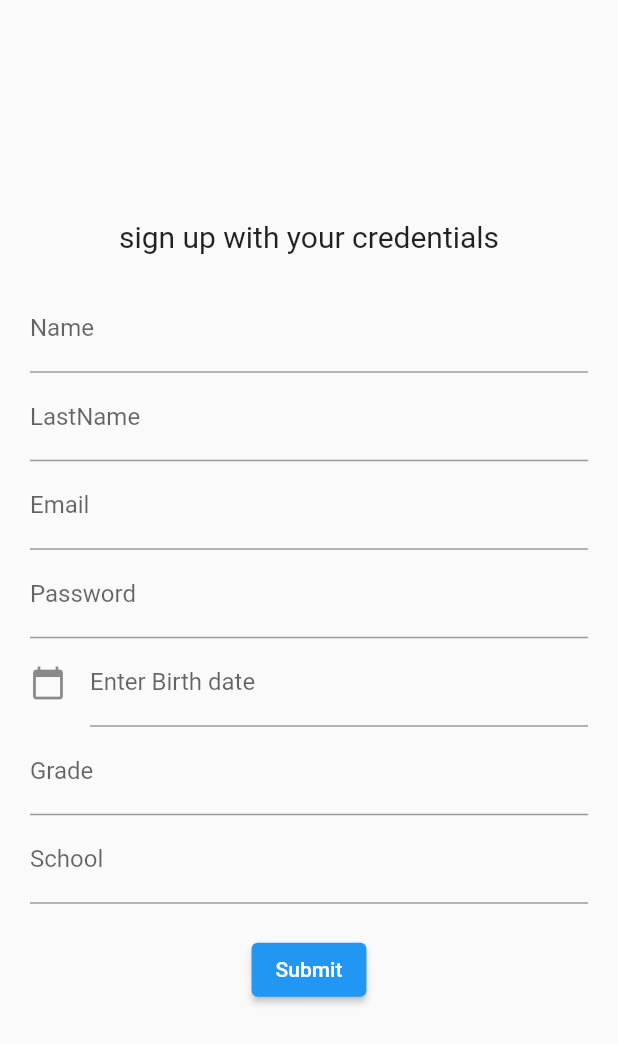
After one commit to MarioDzA/f_proyecto, a Flutter app: the SignUpPage screen opened directly, after a tap on "Submit", on a phone screen of 412 x 824 dp. The commit adds this screen. Shown: the top 1044 px of the screen. Run offline on Flutter 3.47's test engine with Material 2 defaults, Android fonts, the phone set to English and light mode, and no system bars; our stand-ins replace get, loggy, shared_preferences; accounts and stored records are empty; network calls fail.

Commit message:
Setting login and signup and using localshare to store user values

```diff
--- a/lib/domain/model/user_model.dart
+++ b/lib/domain/model/user_model.dart
@@ -38,15 +38,15 @@ class User {
         birthday: json["birthday"] ?? "somebirthday",
         grade: json["grade"] ?? "somegrade",
         school: json["school"] ?? "someschool",
-        score: json["score"] ?? "somescore",
+        score: json["score"] ?? 100000,
       );
 
   Map<String, dynamic> toJson() => {
-        "id": id ?? 0,
+        "id": id,
         "firstName": firstName,
         "lastName": lastName,
         "email": email,
-        "password": email,
+        "password": password,
         "birthday": birthday,
         "grade": grade,
         "school": school,
--- a/lib/domain/use_cases/auth_usecase.dart
+++ b/lib/domain/use_cases/auth_usecase.dart
@@ -1,14 +1,32 @@
-import 'package:f_elproyecto/domain/repo/repository.dart';
+import 'package:f_elproyecto/data/local/localstorage.dart';
+import 'package:f_elproyecto/data/remote/userdata.dart';
 import 'package:get/get.dart';
 
 class AuthenticationUseCase {
-  final Repository _repository = Get.find();
+  final sharedPreferences = LocalPreferences();
+  final UserDataSource dBdata = Get.find();
 
-  Future<bool> login(String email, String password) async =>
-      await _repository.login(email, password);
+  Future<bool> login(String email, String password) async {
+    var user = await dBdata.getUserbyquery(email);
+    print(user.id);
+    if (user.password == password) {
+      sharedPreferences.storeData("email", user.email);
+      sharedPreferences.storeData("password", user.password);
+      sharedPreferences.storeData<int>("id", user.id as int);
+      sharedPreferences.storeData("score", user.score);
+      return true;
+    } else {
+      return false;
+    }
+  }
 
-  Future<bool> signUp(String email, String password) async =>
-      await _repository.signUp(email, password);
-
-  Future<bool> logOut() async => await _repository.logOut();
+  Future<bool> signUp(form) async {
+    if (await dBdata.addUser(form)) {
+      print('user created');
+      print('saving local values');
+      return true;
+    } else {
+      return false;
+    }
+  }
 }
--- a/lib/main.dart
+++ b/lib/main.dart
@@ -1,3 +1,4 @@
+import 'package:f_elproyecto/data/remote/userdata.dart';
 import 'package:f_elproyecto/domain/use_cases/diff_usecase.dart';
 import 'package:f_elproyecto/domain/use_cases/test_usecase.dart';
 import 'package:f_elproyecto/pages/controllers/authcontroller.dart';
@@ -9,7 +10,6 @@ import 'pages/login_page.dart';
 import 'pages/home.dart';
 
 import 'package:f_elproyecto/domain/use_cases/user_usecase.dart';
-import 'package:f_elproyecto/pages/controllers/user_controller.dart';
 import 'package:loggy/loggy.dart';
 
 import 'domain/repo/repository.dart';
@@ -21,16 +21,17 @@ void main() {
       showColors: true,
     ),
   );
+  Get.put(UserDataSource());
   Get.put(Repository());
   Get.put(AuthenticationUseCase());
   Get.put(UserUseCase());
   Get.put(AuthenticationController());
-  Get.put(UserController());
   Get.put(CasoDificultad());
   Get.put(NumberController());
   Get.put(Dificultad());
   runApp(const MyApp());
 }
+
 
 class MyApp extends StatelessWidget {
   const MyApp({Key? key}) : super(key: key);
@@ -38,6 +39,7 @@ class MyApp extends StatelessWidget {
   // This widget is the root of your application.
   @override
   Widget build(BuildContext context) {
+
     AuthenticationController authenticationController = Get.find();
     return GetMaterialApp(
         title: 'Math App',
--- a/lib/pages/controllers/authcontroller.dart
+++ b/lib/pages/controllers/authcontroller.dart
@@ -10,15 +10,20 @@ class AuthenticationController extends GetxController {
 
   Future<void> login(email, password) async {
     final AuthenticationUseCase authentication = Get.find();
-    await authentication.login(email, password);
-    logged.value = true;
+    if (await authentication.login(email, password)) {
+      logged.value = true;
+    } else {
+      throw 'Need password';
+    }
   }
 
-  Future<bool> signUp(email, password) async {
+  Future<void> signUp(form) async {
     final AuthenticationUseCase authentication = Get.find();
     logInfo('Controller Sign Up');
-    await authentication.signUp(email, password);
-    return true;
+    if (await authentication.signUp(form)) {
+    } else {
+      throw "user couldn't be created";
+    }
   }
 
   Future<void> logOut() async {
--- a/lib/pages/controllers/user_controller.dart
+++ b/lib/pages/controllers/user_controller.dart
@@ -12,7 +12,7 @@ class UserController extends GetxController {
 
   @override
   void onInit() {
-    getUers();
+    // getUers();
     super.onInit();
   }
 
--- /dev/null
+++ b/lib/pages/signup_page.dart
@@ -0,0 +1,151 @@
+import 'package:f_elproyecto/pages/controllers/authcontroller.dart';
+import 'package:flutter/material.dart';
+import 'package:get/get.dart';
+import 'package:intl/intl.dart';
+import 'package:loggy/loggy.dart';
+
+class SignUpPage extends StatefulWidget {
+  const SignUpPage({
+    Key? key,
+  }) : super(key: key);
+
+  @override
+  State<SignUpPage> createState() => _SignUpPageState();
+}
+
+class _SignUpPageState extends State<SignUpPage> {
+  final _formKey = GlobalKey<FormState>();
+  final controllerEmail = TextEditingController();
+  final controllerName = TextEditingController();
+  final controllerLastName = TextEditingController();
+  final controllerPassword = TextEditingController();
+  final _gradeController = TextEditingController();
+  final _schoolController = TextEditingController();
+  final dateInput = TextEditingController();
+  AuthenticationController authenticationController = Get.find();
+
+  @override
+  void initState() {
+    dateInput.text = ""; //set the initial value of text field
+    super.initState();
+  }
+
+  _signUp(form) async {
+    logInfo('_signUp $form');
+    try {
+      await authenticationController.signUp(form);
+    } catch (err) {
+      Get.snackbar(
+        "signUp",
+        err.toString(),
+        icon: const Icon(Icons.person, color: Colors.red),
+        snackPosition: SnackPosition.BOTTOM,
+      );
+    }
+  }
+
+  @override
+  Widget build(BuildContext context) {
+    return Scaffold(
+      body: Center(
+        child: Padding(
+          padding: const EdgeInsets.fromLTRB(20.0, 25.0, 20.0, 12.0),
+          child: Form(
+            key: _formKey,
+            child:
+                Column(mainAxisAlignment: MainAxisAlignment.center, children: [
+              const Text(
+                "sign up with your credentials",
+                style: TextStyle(fontSize: 20),
+              ),
+              const SizedBox(
+                height: 20,
+              ),
+              TextFormField(
+                key: const Key('TextFormFieldname'),
+                controller: controllerName,
+                decoration: const InputDecoration(labelText: 'Name'),
+              ),
+              TextFormField(
+                key: const Key('TextFormFieldlastname'),
+                controller: controllerLastName,
+                decoration: const InputDecoration(labelText: 'LastName'),
+              ),
+              TextFormField(
+                key: const Key('TextFormFieldemail'),
+                controller: controllerEmail,
+                decoration: const InputDecoration(labelText: 'Email'),
+              ),
+              TextFormField(
+                key: const Key('TextFormFieldpassword'),
+                controller: controllerPassword,
+                decoration: const InputDecoration(labelText: 'Password'),
+              ),
+              TextFormField(
+                key: const Key('TextFormFieldBirthday'),
+                controller: dateInput,
+                //editing controller of this TextField
+                decoration: const InputDecoration(
+                    icon: Icon(Icons.calendar_today), //icon of text field
+                    labelText: "Enter Birth date" //label text of field
+                    ),
+                readOnly: true,
+                //set it true, so that user will not able to edit text
+                onTap: () async {
+                  DateTime? pickedDate = await showDatePicker(
+                      context: context,
+                      initialDate: DateTime.now(),
+                      firstDate: DateTime(1950),
+                      //DateTime.now() - not to allow to choose before today.
+                      lastDate: DateTime(2100));
+
+                  String formattedDate =
+                      DateFormat('yyyy-MM-dd').format(pickedDate!);
+
+                  setState(() {
+                    dateInput.text = formattedDate;
+                  });
+                },
+              ),
+              TextFormField(
+                key: const Key('TextFormFieldAge'),
+                controller: _gradeController,
+                decoration: const InputDecoration(labelText: 'Grade'),
+              ),
+              TextFormField(
+                key: const Key('TextFormFieldSchool'),
+                controller: _schoolController,
+                decoration: const InputDecoration(labelText: 'School'),
+              ),
+              Container(
+                margin: const EdgeInsets.all(20),
+                child: ElevatedButton(
+                  key: const Key('ButtonSignUpSubmit'),
+                  onPressed: () async {
+                    FocusScope.of(context).requestFocus(FocusNode());
+                    final form = _formKey.currentState;
+                    form!.save();
+                    if (_formKey.currentState!.validate()) {
+                      var fromobjc = {
+                        "firstName": controllerName.text,
+                        "lastName": controllerLastName.text,
+                        "email": controllerEmail.text,
+                        "password": controllerPassword.text,
+                        "birthday": dateInput.text,
+                        "grade": _gradeController.text,
+                        "school": _schoolController.text,
+                      };
+                      await _signUp(fromobjc);
+                      Get.back();
+                    }
+                  },
+                  child: const Text('Submit'),
+                ),
+              )
+            ]),
+          ),
+        ),
+      ),
+    );
+  }
+}
```
Also changed, not shown: lib/data/remote/userdata.dart (+27 -5 lines), lib/domain/use_cases/test_usecase.dart (+22 -13 lines), lib/pages/home.dart (+17 -18 lines), lib/pages/login_page.dart (+25 -53 lines). Lines whose indentation alone changed are shown as unchanged.
